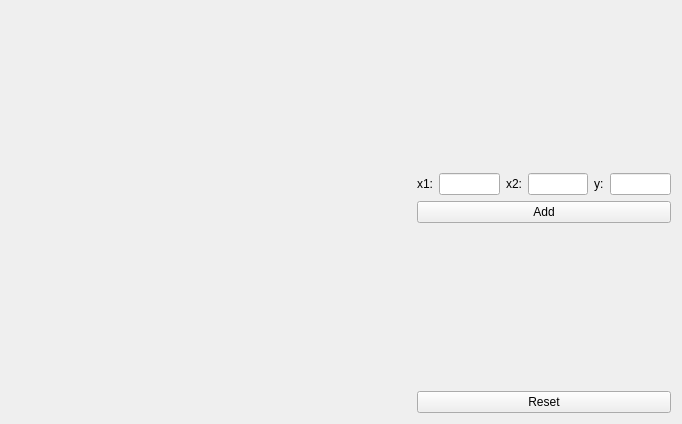
This is RBFInterpolator/mainwindow.ui in yuki-koyama/rbf-interpolator as Qt 5 draws it before an edit. The edited form follows.
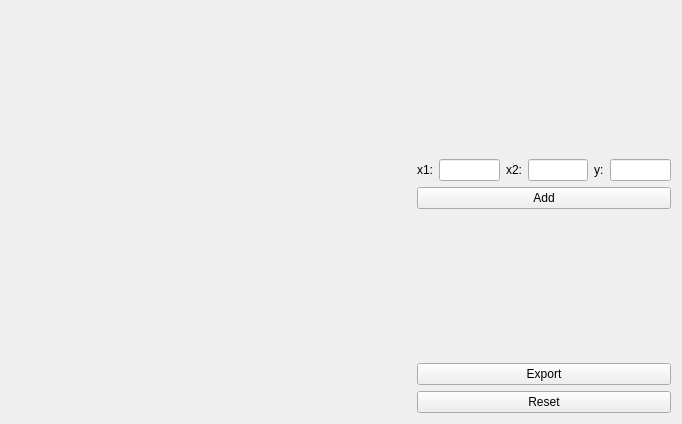
This is the edited form. Custom widgets are drawn as their Qt base class.

Commit message: Implement test UI for exporting

```diff
--- a/RBFInterpolator/mainwindow.ui
+++ b/RBFInterpolator/mainwindow.ui
@@ -100,6 +100,13 @@
         </property>
        </spacer>
       </item>
+      <item>
+       <widget class="QPushButton" name="pushButton_export">
+        <property name="text">
+         <string>Export</string>
+        </property>
+       </widget>
+      </item>
       <item>
        <widget class="QPushButton" name="pushButton_reset">
         <property name="text">
```
The commit also changes 2 other files.
